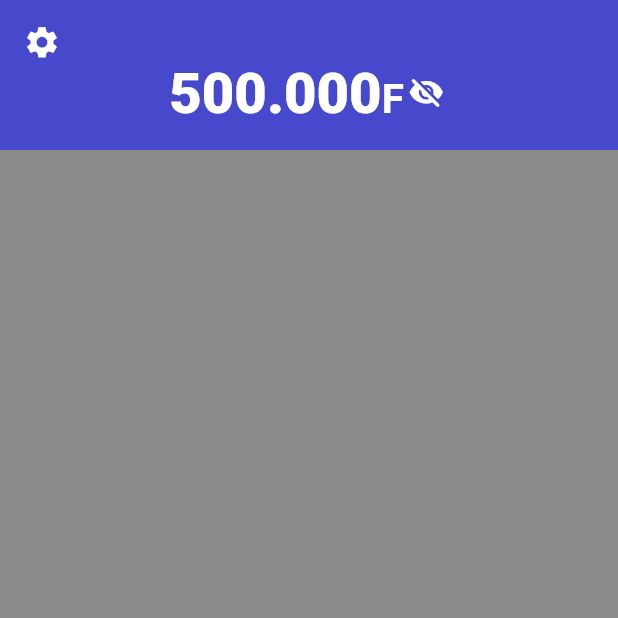
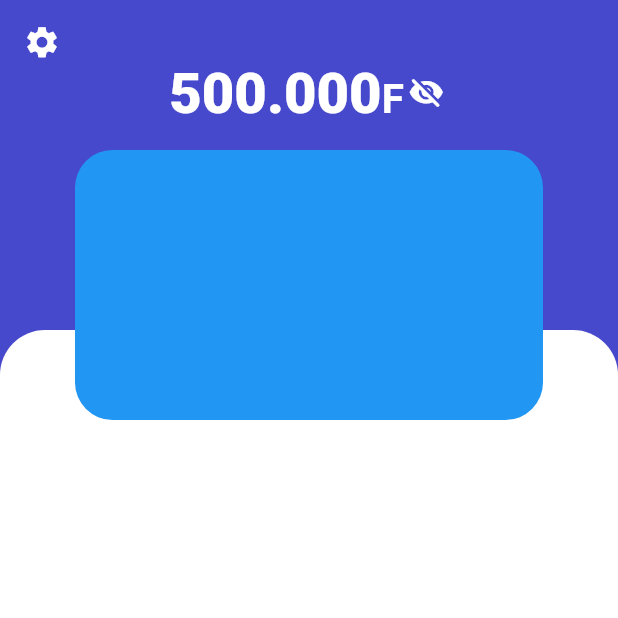
Before and after one commit to laspi0/wave, a Flutter app: the screen it shows after launch, on a phone screen of 412 x 824 dp, the top half of it. Run offline on Flutter 3.47's test engine with Material 3 defaults, Android fonts, the phone set to English and light mode, and no system bars.

Commit message:
creation d'un layout pour la carte qr

```diff
--- a/lib/screens/home_screen.dart
+++ b/lib/screens/home_screen.dart
@@ -13,6 +13,7 @@ class _HomeScreenState extends State<HomeScreen> {
   @override
   Widget build(BuildContext context) {
     return Scaffold(
+      backgroundColor: secondColor,
       body: CustomScrollView(
         slivers: [
           SliverAppBar(
@@ -92,9 +93,32 @@ class _HomeScreenState extends State<HomeScreen> {
               )),
           SliverToBoxAdapter(
             child: Container(
-              height: 1000,
+              height: 1500,
               color: const Color.fromARGB(255, 139, 139, 139),
-              child: const Stack(),
+              child: Stack(
+                children: [
+                  Container(
+                    color: primaryColor,
+                  ),
+                  Container(
+                    margin: const EdgeInsets.only(top: 120),
+                    decoration: const BoxDecoration(
+                        color: Colors.white,
+                        borderRadius: BorderRadius.only(
+                            topLeft: Radius.circular(30),
+                            topRight: Radius.circular(30))),
+                  ),
+                  Container(
+                    height: 180,
+                    // width:
+                    margin: EdgeInsets.symmetric(horizontal: 50),
+                    decoration: BoxDecoration(
+                      borderRadius: BorderRadius.circular(25),
+                      color: Colors.blue,
+                    ),
+                  )
+                ],
+              ),
             ),
           )
         ],
--- a/lib/utils/constants.dart
+++ b/lib/utils/constants.dart
@@ -1,3 +1,4 @@
 import 'package:flutter/material.dart';
 
 Color primaryColor = const Color(0xff4749cd);
+Color secondColor = const Color(0x004b42dd);
```
